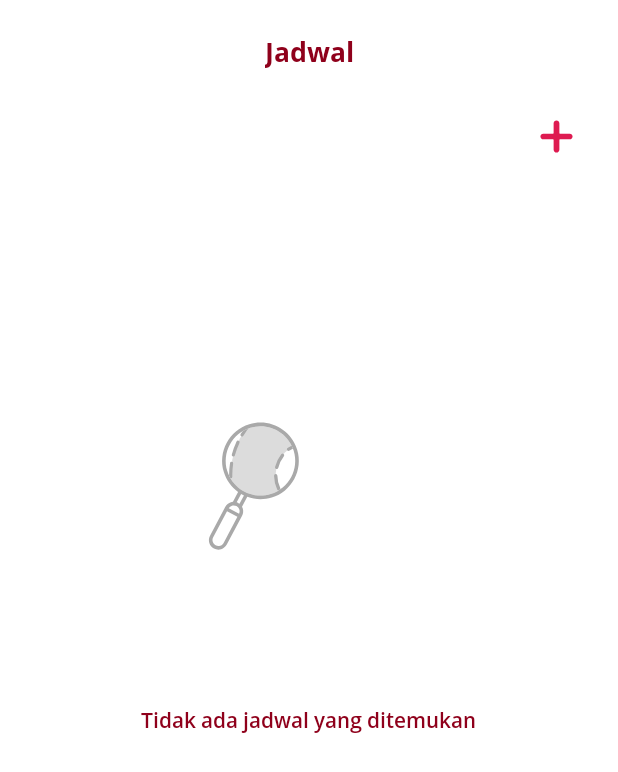
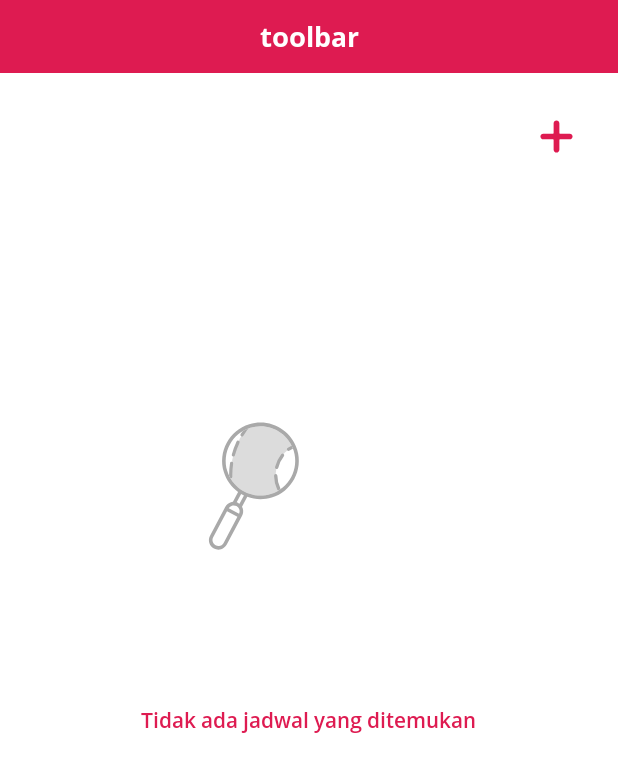
Before and after one commit to mrrezkii/Android-Kotlin-AstroApp, an Android app: the layout fragment_jadwal.xml on its own in the app's theme, with its tools: preview values and no code run, on a phone screen of 412 x 824 dp. Shown: the top 772 px of the screen. Run offline under Robolectric (Android 15) with nearby library versions, the phone set to English and light mode, and no system bars.

Commit message:
Set toolbar

```diff
--- a/app/src/main/res/drawable/ic_baseline_arrow_forward_ios_24.xml
+++ b/app/src/main/res/drawable/ic_baseline_arrow_forward_ios_24.xml
@@ -2,7 +2,7 @@
     android:width="14dp"
     android:height="14dp"
     android:autoMirrored="true"
-    android:tint="#8F001B"
+    android:tint="@color/colorPrimaryDark"
     android:viewportWidth="24"
     android:viewportHeight="24">
     <path
--- a/app/src/main/res/layout/activity_main.xml
+++ b/app/src/main/res/layout/activity_main.xml
@@ -21,7 +21,7 @@
         android:layout_alignParentBottom="true"
         android:layout_centerHorizontal="true"
         android:layout_marginBottom="50dp"
-        android:backgroundTint="@color/colorPrimary"
+        android:backgroundTint="@color/colorPrimaryDark"
         android:src="@drawable/ic_plus"
         app:borderWidth="0dp"
         app:layout_constraintBottom_toBottomOf="@+id/curveBottomBar"
--- a/app/src/main/res/layout/fragment_jadwal.xml
+++ b/app/src/main/res/layout/fragment_jadwal.xml
@@ -5,17 +5,12 @@
     android:layout_width="match_parent"
     android:layout_height="match_parent">
 
-    <androidx.appcompat.widget.AppCompatTextView
-        android:id="@+id/appCompatTextView2"
-        android:layout_width="wrap_content"
+    <include
+        android:id="@+id/tvLayoutToolbar"
+        layout="@layout/toolbar_noback"
+        android:layout_width="match_parent"
         android:layout_height="wrap_content"
-        android:layout_marginTop="22dp"
-        android:fontFamily="@font/open_sans_bold"
-        android:text="Jadwal"
-        android:textColor="@color/colorPrimary"
-        android:textSize="18sp"
         app:layout_constraintEnd_toEndOf="parent"
-        app:layout_constraintStart_toStartOf="parent"
         app:layout_constraintTop_toTopOf="parent" />
 
     <androidx.appcompat.widget.AppCompatImageView
@@ -50,7 +45,7 @@
         android:layout_height="wrap_content"
         android:fontFamily="@font/open_sans_semibold"
         android:text="@string/no_records_found"
-        android:textColor="@color/colorPrimary"
+        android:textColor="@color/colorPrimaryDark"
         android:textSize="14sp"
         app:layout_constraintEnd_toEndOf="parent"
         app:layout_constraintHorizontal_bias="0.497"
--- /dev/null
+++ b/app/src/main/res/layout/toolbar_noback.xml
@@ -0,0 +1,24 @@
+<?xml version="1.0" encoding="utf-8"?>
+<androidx.constraintlayout.widget.ConstraintLayout xmlns:android="http://schemas.android.com/apk/res/android"
+    xmlns:app="http://schemas.android.com/apk/res-auto"
+    android:layout_width="match_parent"
+    android:layout_height="wrap_content"
+    android:background="@color/colorPrimaryDark">
+
+    <androidx.appcompat.widget.AppCompatTextView
+        android:id="@+id/tvToolbar"
+        android:layout_width="wrap_content"
+        android:layout_height="match_parent"
+        android:fontFamily="@font/open_sans_bold"
+        android:paddingVertical="12sp"
+        android:paddingStart="@dimen/margin_normal"
+        android:paddingEnd="@dimen/margin_normal"
+        android:text="@string/toolbar_dummy"
+        android:textAlignment="center"
+        android:textColor="@color/colorWhite"
+        android:textSize="18sp"
+        app:layout_constraintEnd_toEndOf="parent"
+        app:layout_constraintStart_toStartOf="parent"
+        app:layout_constraintTop_toTopOf="parent" />
+
+</androidx.constraintlayout.widget.ConstraintLayout>
--- a/app/src/main/res/values/strings.xml
+++ b/app/src/main/res/values/strings.xml
@@ -10,4 +10,6 @@
 
     <string name="location_pin">Mencari lokasi rumah sakit terdekat</string>
     <string name="no_records_found">Tidak ada jadwal yang ditemukan</string>
+
+    <string name="toolbar_dummy">toolbar</string>
 </resources>
--- a/app/src/main/res/values/themes.xml
+++ b/app/src/main/res/values/themes.xml
@@ -2,8 +2,8 @@
     <!-- Base application theme. -->
     <style name="Theme.Astro" parent="Theme.MaterialComponents.DayNight.DarkActionBar">
         <!-- Customize your theme here. -->
-        <item name="colorPrimary">@color/colorPrimary</item>
-        <item name="colorPrimaryDark">@color/colorPrimary</item>
+        <item name="colorPrimary">@color/colorPrimaryDark</item>
+        <item name="colorPrimaryDark">@color/colorPrimaryDark</item>
         <item name="colorAccent">@color/colorAccent</item>
     </style>
 
```
Also changed, not shown: app/src/main/java/com/kedirilagi/astro/data/view/fragment/JadwalFragment.kt (+27 -2 lines), app/src/main/res/drawable/ic_arrow.xml (added, +13 -0 lines), app/src/main/res/layout/jadwal_bottomsheet.xml (+5 -5 lines), app/src/main/res/layout/toolbar.xml (added, +34 -0 lines).
